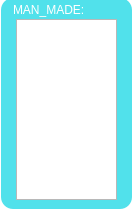
First picture: the form in ManMade.ui, repository lznt/p2Scripts, before the edit.
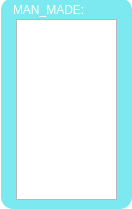
Second picture: the form after the edit.

```diff
--- a/ManMade.ui
+++ b/ManMade.ui
@@ -18,7 +18,7 @@
   </property>
   <property name="styleSheet">
    <string notr="true">QWidget#ManMade{ background-color: transparent;}
-QFrame#frame { background-color: rgba(33, 217, 229, 200);
+QFrame#frame { background-color: rgba(33, 217, 229, 150);
  border-radius: 12px;}</string>
   </property>
   <widget class="QFrame" name="frame">
```
